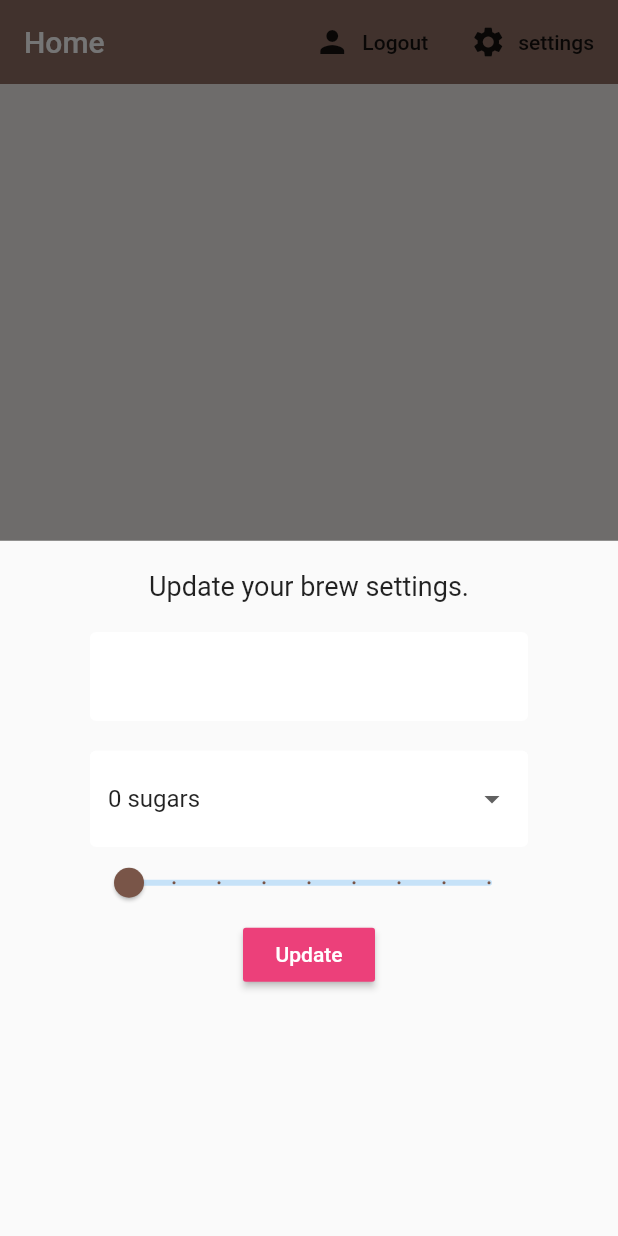
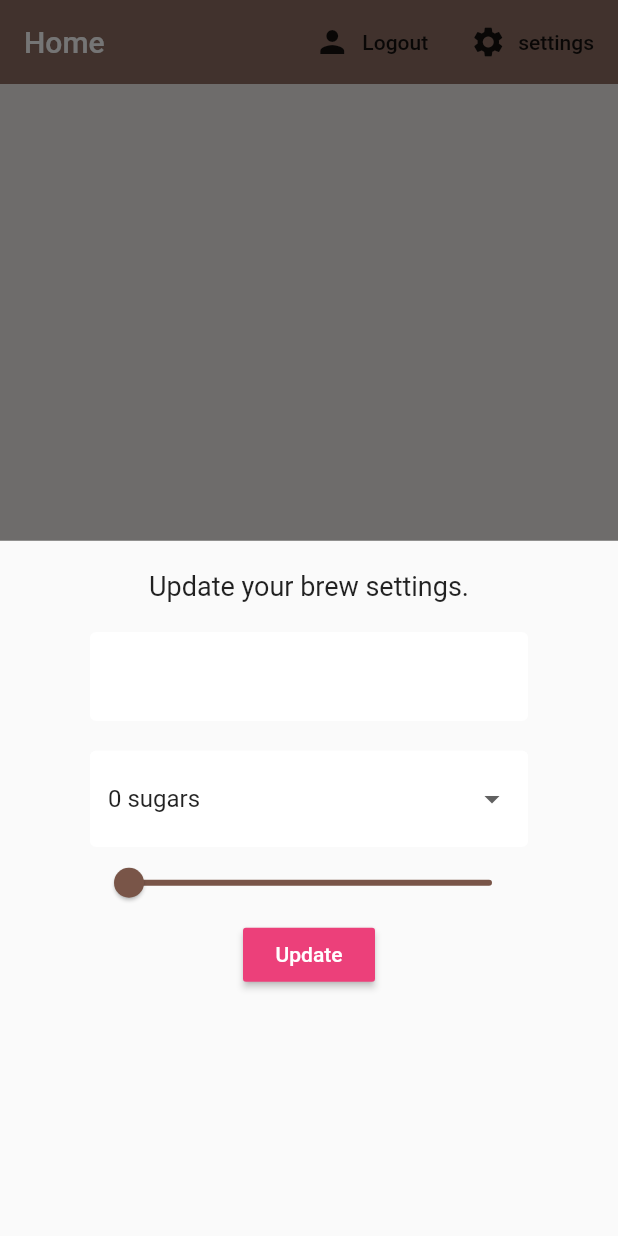
Before and after one commit to anantcodes/Coffee, a Flutter app: the screen it shows once a user with an empty profile is signed in, after a tap on "settings", on a phone screen of 412 x 824 dp. Run offline on Flutter 3.47's test engine with Material 2 defaults, Android fonts, the phone set to English and light mode, and no system bars; our stand-ins replace cloud_firestore, firebase_auth, flutter_spinkit; accounts and stored records are empty.

Commit message:
initial commit message

```diff
--- a/lib/settings_form.dart
+++ b/lib/settings_form.dart
@@ -53,6 +53,7 @@ class _SettingsFormState extends State<SettingsForm> {
          Slider(
            value: (_currentStrength ?? 100 ).toDouble(),
            activeColor: Colors.brown,
+           inactiveColor: Colors.brown,
            min:100.0 ,
            max: 900.0,
            divisions: 8,
```
